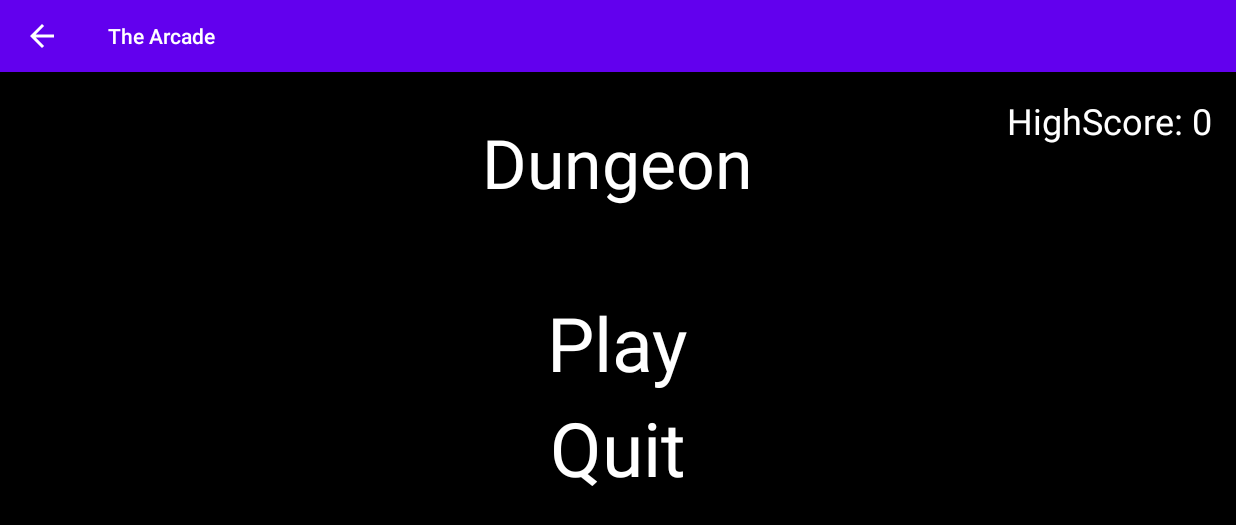
After one commit to AlyssaChow/TheArcade, an Android app: the Dungeon_menu screen opened directly, with no data from a screen before it, on a phone screen of 824 x 412 dp (held sideways). The commit adds this screen. Shown: the top 525 px of the screen. Run offline under Robolectric (Android 15) with nearby library versions, the phone set to English and light mode, and no system bars.

Commit message:
Added Bassiem's files

```diff
--- /dev/null
+++ b/app/src/main/java/com/example/TheArcade/Dungeon_menu.java
@@ -0,0 +1,64 @@
+package com.example.TheArcade;
+
+import androidx.appcompat.app.AppCompatActivity;
+
+import android.content.Intent;
+import android.content.SharedPreferences;
+import android.os.Bundle;
+import android.view.View;
+import android.view.Window;
+import android.view.WindowManager;
+import android.widget.ImageView;
+import android.widget.TextView;
+
+public class Dungeon_menu extends AppCompatActivity {
+
+    private boolean isMute;
+
+    @Override
+    protected void onCreate(Bundle savedInstanceState) {
+        super.onCreate(savedInstanceState);
+
+        getWindow().setFlags(WindowManager.LayoutParams.FLAG_FULLSCREEN,
+                WindowManager.LayoutParams.FLAG_FULLSCREEN);
+        requestWindowFeature(Window.FEATURE_NO_TITLE);
+        setContentView(R.layout.dungeon);
+
+        findViewById(R.id.play).setOnClickListener(new View.OnClickListener() {
+            @Override
+            public void onClick(View view) {
+                startActivity(new Intent(Dungeon_menu.this, Dungeon_activity.class));
+            }
+        });
+        findViewById(R.id.Quit).setOnClickListener(new View.OnClickListener() {
+            @Override
+            public void onClick(View view) {
+                startActivity(new Intent(Dungeon_menu.this, MainActivity.class));
+            }
+        });
+        TextView highScoreTxt = findViewById(R.id.highScoreTxt);
+
+        final SharedPreferences prefs = getSharedPreferences("game", MODE_PRIVATE);
+        highScoreTxt.setText("HighScore: " + prefs.getInt("highscore", 0));
+
+        isMute = prefs.getBoolean("isMute", false);
+
+        final ImageView volumeCtrl = findViewById(R.id.volumeCtrl);
+
+
+        volumeCtrl.setOnClickListener(new View.OnClickListener() {
+            @Override
+            public void onClick(View view) {
+
+                isMute = !isMute;
+
+
+                SharedPreferences.Editor editor = prefs.edit();
+                editor.putBoolean("isMute", isMute);
+                editor.apply();
+
+            }
+        });
+
+    }
+}
--- a/app/src/main/java/com/example/TheArcade/MainActivity2.java
+++ b/app/src/main/java/com/example/TheArcade/MainActivity2.java
@@ -19,7 +19,6 @@ public class MainActivity2 extends AppCompatActivity {
     SnakeEngine snakeEngine2;
 
     BirdActivity gameView2;
-    SpriteGameView sprite2;
     MenuActivity gae;
 
 
@@ -37,7 +36,6 @@ public class MainActivity2 extends AppCompatActivity {
         display.getSize(size);
 
         gameView2 = new BirdActivity();
-        sprite2 = new SpriteGameView(this);
         gae = new MenuActivity();
         // Create a new instance of the SnakeEngine class
         snakeEngine2 = new SnakeEngine(this, size);
@@ -78,7 +76,6 @@ public class MainActivity2 extends AppCompatActivity {
         fab4.setOnClickListener(new View.OnClickListener() {
             @Override
             public void onClick(View view) {
-                setContentView(sprite2);
             }
         });
         fab5.setOnClickListener(new View.OnClickListener() {
--- a/app/src/main/java/com/example/TheArcade/Portal.java
+++ b/app/src/main/java/com/example/TheArcade/Portal.java
@@ -59,9 +59,9 @@ public class Portal {
 
         Random rnd = new Random();
 
-        x = 800;
+        x = 790;
 
-        y = 0;
+        y = 20;
 
         //   xSpeed = rnd.nextInt(MAX_SPEED * 3) - MAX_SPEED;
 
@@ -88,7 +88,7 @@ public class Portal {
 
         Rect src = new Rect(srcX, srcY, srcX + width, srcY + height);
 
-        Rect dst = new Rect(x, y, x + 100, y + 100);
+        Rect dst = new Rect(x, y, x + 110, y + 90);
 
 
         canvas.drawBitmap(bmp, src, dst, null);
--- a/app/src/main/java/com/example/TheArcade/Shoot.java
+++ b/app/src/main/java/com/example/TheArcade/Shoot.java
@@ -87,4 +87,5 @@ public class Shoot {
     }
 
 
+
 }
--- /dev/null
+++ b/app/src/main/res/layout/dungeon.xml
@@ -0,0 +1,62 @@
+<?xml version="1.0" encoding="utf-8"?>
+<RelativeLayout xmlns:android="http://schemas.android.com/apk/res/android"
+    xmlns:app="http://schemas.android.com/apk/res-auto"
+    xmlns:tools="http://schemas.android.com/tools"
+    android:layout_width="match_parent"
+    android:layout_height="match_parent"
+    tools:context=".MainActivity"
+    android:background="#000000"
+
+    >
+
+
+    <TextView
+        android:layout_width="wrap_content"
+        android:layout_height="wrap_content"
+        android:layout_above="@id/play"
+        android:layout_alignParentTop="true"
+        android:layout_centerHorizontal="true"
+        android:layout_marginTop="30dp"
+        android:text="Dungeon"
+        android:textColor="#ffffff"
+        android:textSize="45sp" />
+
+    <TextView
+        android:id="@+id/play"
+        android:layout_width="wrap_content"
+        android:layout_height="70dp"
+        android:layout_centerInParent="true"
+        android:text="Play"
+        android:textColor="#ffffff"
+        android:textSize="50sp" />
+
+    <TextView
+        android:id="@+id/Quit"
+        android:layout_width="wrap_content"
+        android:layout_height="60dp"
+        android:layout_centerInParent="true"
+        android:layout_below="@+id/play"
+
+        android:text="Quit"
+        android:textColor="#ffffff"
+        android:textSize="50sp" />
+
+    <TextView
+        android:layout_width="wrap_content"
+        android:layout_height="wrap_content"
+        android:textSize="24sp"
+        android:textColor="#ffffff"
+        android:text="High Score"
+        android:id="@+id/highScoreTxt"
+        android:layout_margin="16dp"
+        android:layout_alignParentRight="true"/>
+
+    <ImageView
+        android:layout_width="36dp"
+        android:layout_height="36dp"
+        android:layout_alignParentBottom="true"
+        android:layout_margin="16dp"
+        android:id="@+id/volumeCtrl" />
+
+
+</RelativeLayout>
```
Also changed, not shown: app/src/main/AndroidManifest.xml (+2 -32 lines), app/src/main/java/com/example/TheArcade/Dungeon_activity.java (added, +40 -0 lines), app/src/main/java/com/example/TheArcade/MainActivity.java (+5 -3 lines), app/src/main/java/com/example/TheArcade/Sprite.java (+12 -0 lines), app/src/main/java/com/example/TheArcade/SpriteGameView.java (+179 -17 lines).
